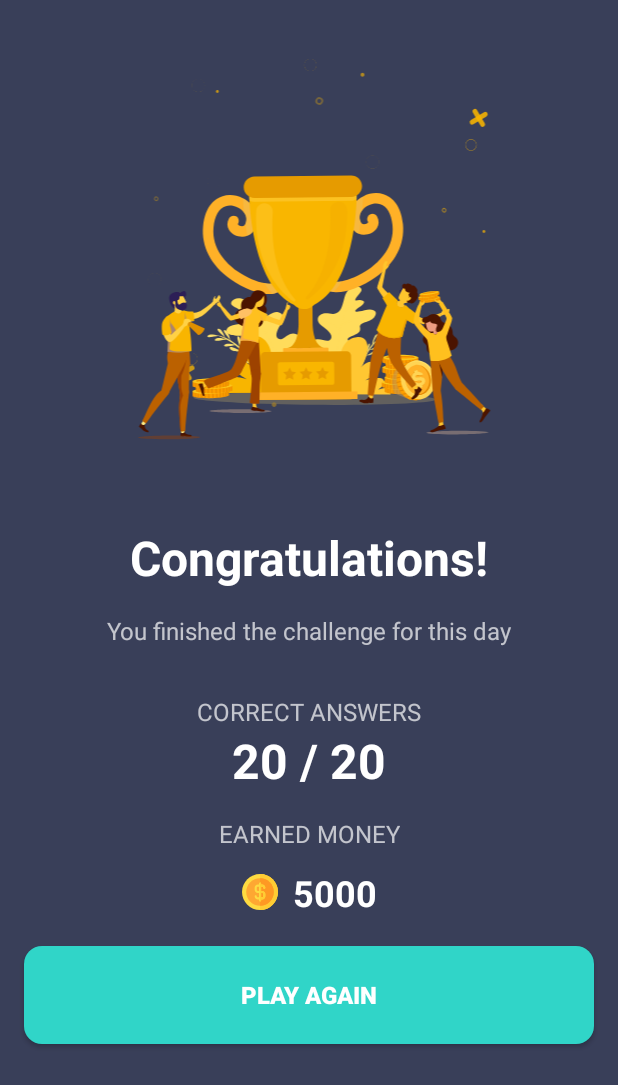
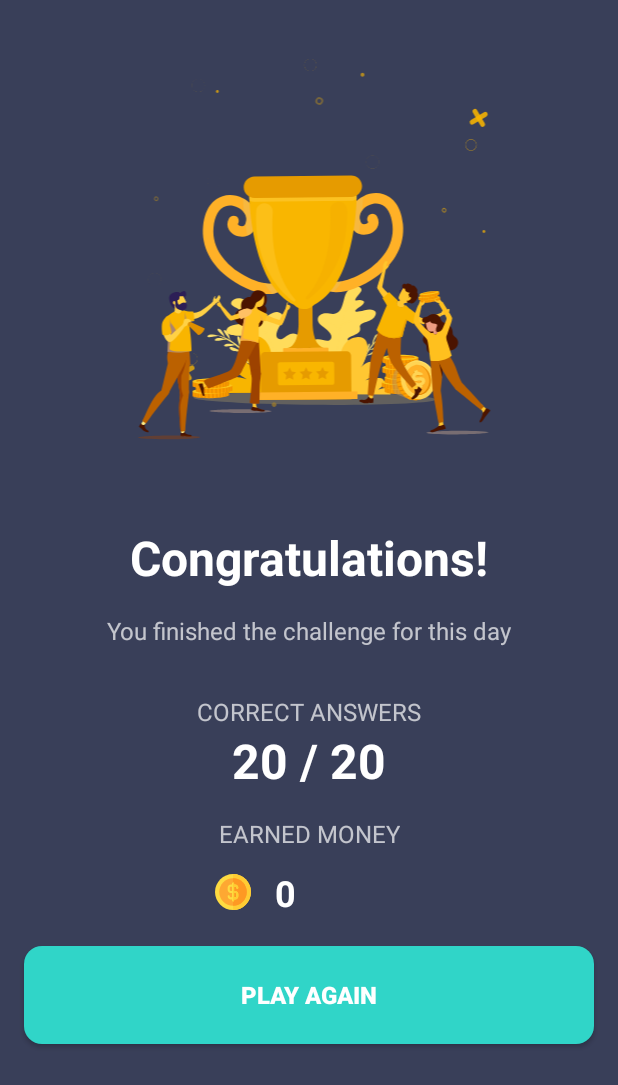
Before and after one commit to MoatazBadawy/WhoWantsToBeMillionaireGame, an Android app: the layout fragment_result.xml on its own in the app's theme, with its tools: preview values and no code run, on a phone screen of 412 x 824 dp. Shown: the top 1085 px of the screen. Run offline under Robolectric (Android 15) with nearby library versions, the phone set to English and light mode, and no system bars; Roboto replaces fonts that are not available here.

Commit message:
finish result screen

```diff
--- a/app/src/main/java/com/example/android/whowantstobemillionaire/ui/view/HomeFragment.kt
+++ b/app/src/main/java/com/example/android/whowantstobemillionaire/ui/view/HomeFragment.kt
@@ -1,7 +1,6 @@
 package com.example.android.whowantstobemillionaire.ui.view
 
 import android.view.View
-import android.widget.ImageButton
 import android.widget.RadioButton
 import androidx.fragment.app.viewModels
 import androidx.navigation.Navigation
--- a/app/src/main/java/com/example/android/whowantstobemillionaire/util/BindingAdapters.kt
+++ b/app/src/main/java/com/example/android/whowantstobemillionaire/util/BindingAdapters.kt
@@ -1,7 +1,6 @@
 package com.example.android.whowantstobemillionaire.ui.view
 
 import android.view.View
-import android.widget.Button
 import android.widget.RadioButton
 import android.widget.RadioGroup
 import android.widget.TextView
--- a/app/src/main/res/layout/fragment_result.xml
+++ b/app/src/main/res/layout/fragment_result.xml
@@ -43,9 +43,9 @@
             android:layout_height="wrap_content"
             android:layout_marginTop="16dp"
             android:alpha=".7"
-            android:text="You finished the challenge for this day"
             android:textColor="@android:color/white"
             android:textSize="16sp"
+            tools:text="You finished the challenge for this day"
             app:layout_constraintEnd_toEndOf="@+id/lottieAnimationView"
             app:layout_constraintStart_toStartOf="@+id/lottieAnimationView"
             app:layout_constraintTop_toBottomOf="@+id/primary_result_textView" />
@@ -81,18 +81,18 @@
             android:layout_width="wrap_content"
             android:layout_height="wrap_content"
             android:layout_marginTop="16dp"
+            android:text="EARNED MONEY"
             android:alpha=".7"
             android:textColor="@color/white"
             android:textSize="16sp"
             app:layout_constraintEnd_toEndOf="parent"
             app:layout_constraintStart_toStartOf="parent"
-            app:layout_constraintTop_toBottomOf="@+id/total_correct_answers"
-            tools:text="EARNED MONEY" />
+            app:layout_constraintTop_toBottomOf="@+id/total_correct_answers" />
 
 
         <androidx.constraintlayout.widget.ConstraintLayout
             android:id="@+id/money_view"
-            android:layout_width="90dp"
+            android:layout_width="150dp"
             android:layout_height="40dp"
             android:layout_marginTop="8dp"
             app:layout_constraintEnd_toEndOf="parent"
@@ -103,6 +103,7 @@
                 android:id="@+id/imageView"
                 android:layout_width="24dp"
                 android:layout_height="24dp"
+                android:layout_marginStart="12dp"
                 android:src="@drawable/ic_dollar"
                 app:layout_constraintBottom_toBottomOf="parent"
                 app:layout_constraintStart_toStartOf="parent"
@@ -112,17 +113,19 @@
                 android:id="@+id/earned_money"
                 android:layout_width="wrap_content"
                 android:layout_height="wrap_content"
+                android:layout_marginStart="16dp"
                 android:textColor="@color/white"
                 android:textSize="24sp"
                 android:textStyle="bold"
                 app:layout_constraintBottom_toBottomOf="parent"
-                app:layout_constraintEnd_toEndOf="parent"
+                app:layout_constraintStart_toEndOf="@+id/imageView"
                 app:layout_constraintTop_toTopOf="parent"
-                tools:text="5000" />
+                tools:text="0" />
 
         </androidx.constraintlayout.widget.ConstraintLayout>
 
         <android.widget.Button
+            android:id="@+id/play_again"
             android:layout_width="match_parent"
             android:layout_height="65dp"
             android:layout_marginHorizontal="16dp"
```
Also changed, not shown: app/src/main/java/com/example/android/whowantstobemillionaire/ui/view/ResultFragment.kt (+57 -0 lines), app/src/main/res/raw/pass_animation.json (added, +1 -0 lines).
